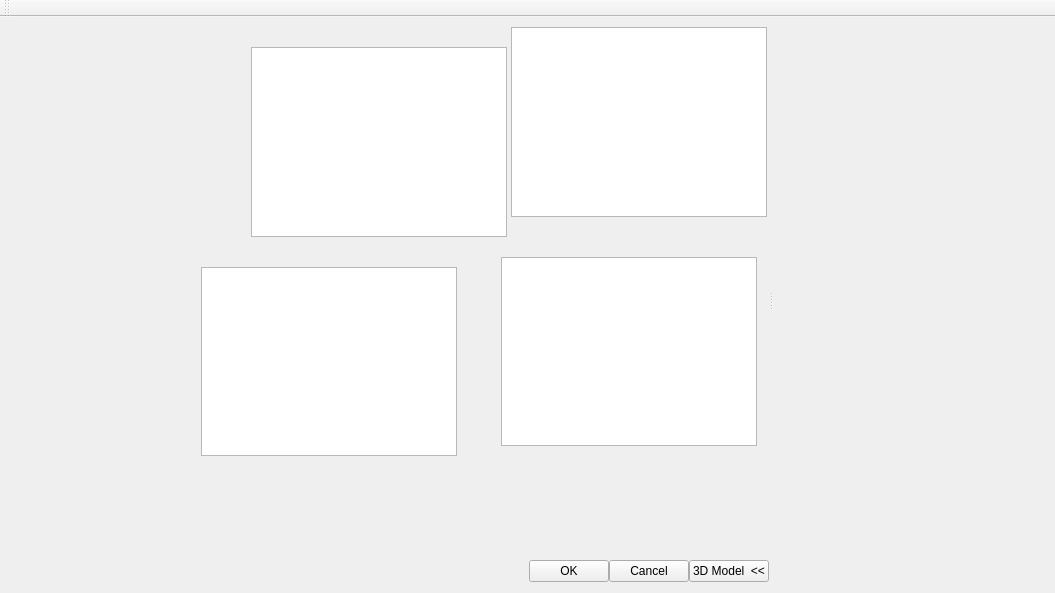
metallicaisgod/DataBase, file mainwindow.ui: the form before one commit.
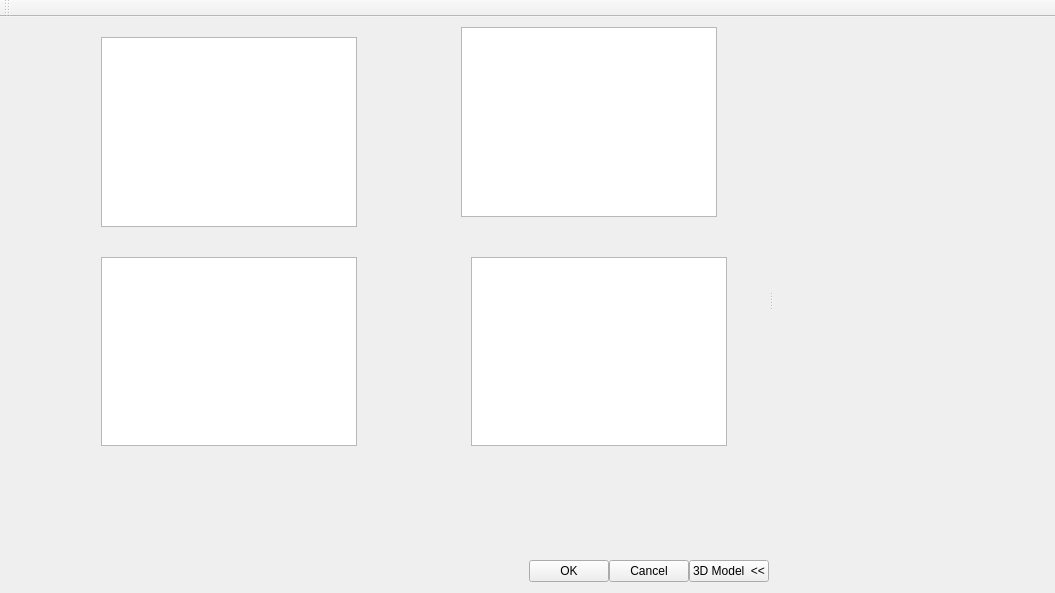
The form after the commit. Custom widgets are drawn as their Qt base class.

What changed in the file:
```diff
--- a/mainwindow.ui
+++ b/mainwindow.ui
@@ -36,7 +36,7 @@
           <widget class="QTableView" name="tabVAbutments">
            <property name="geometry">
             <rect>
-             <x>490</x>
+             <x>460</x>
              <y>240</y>
              <width>256</width>
              <height>189</height>
@@ -46,7 +46,7 @@
           <widget class="QTableView" name="tabVImplants">
            <property name="geometry">
             <rect>
-             <x>500</x>
+             <x>450</x>
              <y>10</y>
              <width>256</width>
              <height>190</height>
@@ -56,18 +56,21 @@
           <widget class="QTreeView" name="tVImplants">
            <property name="geometry">
             <rect>
-             <x>240</x>
-             <y>30</y>
+             <x>90</x>
+             <y>20</y>
              <width>256</width>
              <height>190</height>
             </rect>
            </property>
+           <attribute name="headerVisible">
+            <bool>false</bool>
+           </attribute>
           </widget>
           <widget class="QTreeView" name="tVAbutments">
            <property name="geometry">
             <rect>
-             <x>190</x>
-             <y>250</y>
+             <x>90</x>
+             <y>240</y>
              <width>256</width>
              <height>189</height>
             </rect>
```
Left out of the diff: 11 changed lines with no effect on the pictures.
